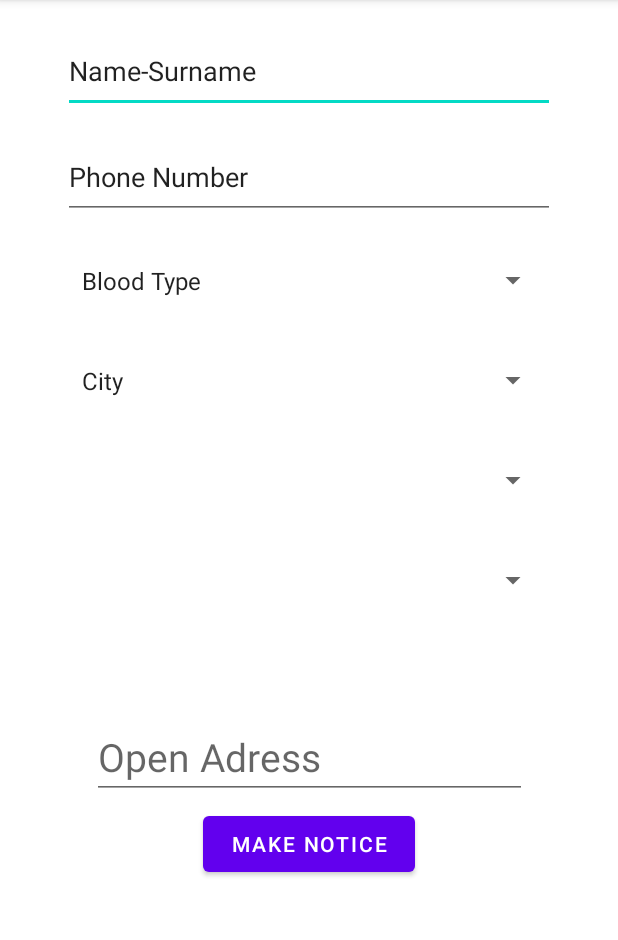
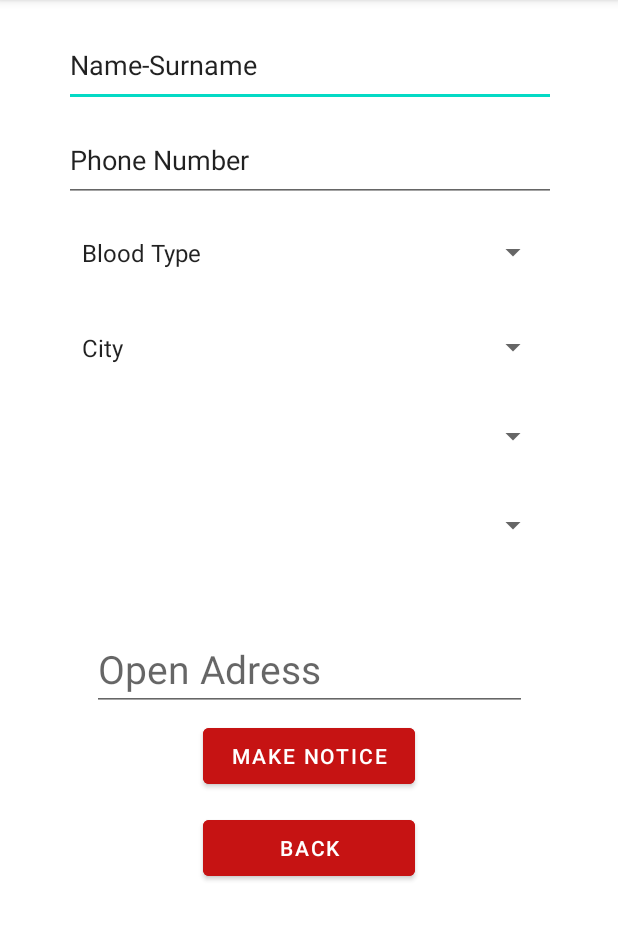
Before and after one commit to SvilRescuador/IamHereProject, an Android app: the IhbarVer1 screen opened directly, with no data from a screen before it, on a phone screen of 412 x 824 dp, the part 84-1024 px from its top. Run offline under Robolectric (Android 15) with nearby library versions, the light colour scheme and no system bars.

Commit message:
Added back buttons and some design implementations

```diff
--- a/app/src/main/java/com/furkanozek/imhereproject/Bilgilerim.java
+++ b/app/src/main/java/com/furkanozek/imhereproject/Bilgilerim.java
@@ -52,6 +52,12 @@ public class Bilgilerim extends AppCompatActivity {
         startActivity(intent);
     }
 
+    public void back(View view){
+        Intent intent = new Intent(Bilgilerim.this, MainActivity.class);
+        startActivity(intent);
+        finish();
+    }
+
     /*private String decodeNCode(int nCode) {
         sharedPreferences = getSharedPreferences(EntranceScreen.MyPREFERENCES, Context.MODE_PRIVATE);
         String addressText = newAddress.findCityByCode(nCode) + " " + newAddress.findDistrictByCode(nCode) + " " + newAddress.findNeighborhoodByCode(nCode) +
--- a/app/src/main/java/com/furkanozek/imhereproject/adresGuncelle.java
+++ b/app/src/main/java/com/furkanozek/imhereproject/adresGuncelle.java
@@ -181,6 +181,12 @@ public class adresGuncelle extends AppCompatActivity  {
         startActivity(intent);
     }
 
+    public void back(View view) {
+        Intent intent = new Intent(adresGuncelle.this, MainActivity.class);
+        startActivity(intent);
+        finish();
+    }
+
 
     public static int getNeighborhoodCode(){
         return neighborhoodCode;
--- a/app/src/main/res/layout/activity_entrance_screen.xml
+++ b/app/src/main/res/layout/activity_entrance_screen.xml
@@ -4,6 +4,7 @@
     xmlns:tools="http://schemas.android.com/tools"
     android:layout_width="match_parent"
     android:layout_height="match_parent"
+    android:backgroundTint="#BC2727"
     tools:context=".EntranceScreen">
 
     <ImageView
--- a/app/src/main/res/layout/activity_help_me1.xml
+++ b/app/src/main/res/layout/activity_help_me1.xml
@@ -39,7 +39,7 @@
         android:layout_width="137dp"
         android:layout_height="60dp"
         android:layout_marginBottom="50dp"
-        android:backgroundTint="#C51313"
+        android:backgroundTint="#C61313"
         android:onClick="BackButton"
         android:text="Back"
         android:textSize="20sp"
--- a/app/src/main/res/layout/activity_ihbar_ver1.xml
+++ b/app/src/main/res/layout/activity_ihbar_ver1.xml
@@ -10,7 +10,7 @@
         android:id="@+id/spinner"
         android:layout_width="319dp"
         android:layout_height="51dp"
-        android:layout_marginTop="15dp"
+        android:layout_marginTop="8dp"
         android:contentDescription="asd"
         app:layout_constraintEnd_toEndOf="parent"
         app:layout_constraintStart_toStartOf="parent"
@@ -20,7 +20,7 @@
         android:id="@+id/spinner5"
         android:layout_width="319dp"
         android:layout_height="51dp"
-        android:layout_marginTop="15dp"
+        android:layout_marginTop="8dp"
         android:contentDescription="asd"
         app:layout_constraintEnd_toEndOf="parent"
         app:layout_constraintStart_toStartOf="parent"
@@ -30,7 +30,7 @@
         android:id="@+id/spinner7"
         android:layout_width="319dp"
         android:layout_height="51dp"
-        android:layout_marginTop="15dp"
+        android:layout_marginTop="8dp"
         android:contentDescription="asd"
         app:layout_constraintEnd_toEndOf="parent"
         app:layout_constraintStart_toStartOf="parent"
@@ -40,7 +40,7 @@
         android:id="@+id/spinner6"
         android:layout_width="319dp"
         android:layout_height="51dp"
-        android:layout_marginTop="15dp"
+        android:layout_marginTop="12dp"
         android:contentDescription="asd"
         app:layout_constraintEnd_toEndOf="parent"
         app:layout_constraintStart_toStartOf="parent"
@@ -50,11 +50,12 @@
         android:id="@+id/editTextTextPersonName10"
         android:layout_width="328dp"
         android:layout_height="55dp"
-        android:layout_marginTop="20dp"
+        android:layout_marginTop="16dp"
         android:ems="10"
         android:inputType="textPersonName"
         android:text="Name-Surname"
         app:layout_constraintEnd_toEndOf="parent"
+        app:layout_constraintHorizontal_bias="0.506"
         app:layout_constraintStart_toStartOf="parent"
         app:layout_constraintTop_toTopOf="parent" />
 
@@ -62,11 +63,12 @@
         android:id="@+id/editTextTextPersonName12"
         android:layout_width="328dp"
         android:layout_height="55dp"
-        android:layout_marginTop="15dp"
+        android:layout_marginTop="8dp"
         android:ems="10"
         android:inputType="textPersonName"
         android:text="Phone Number"
         app:layout_constraintEnd_toEndOf="parent"
+        app:layout_constraintHorizontal_bias="0.506"
         app:layout_constraintStart_toStartOf="parent"
         app:layout_constraintTop_toBottomOf="@+id/editTextTextPersonName10" />
 
@@ -74,7 +76,20 @@
         android:id="@+id/button3"
         android:layout_width="141dp"
         android:layout_height="49dp"
+        android:layout_marginTop="12dp"
+        android:backgroundTint="#C61313"
+        android:onClick="back"
+        android:text="Back"
+        app:layout_constraintEnd_toEndOf="parent"
+        app:layout_constraintStart_toStartOf="parent"
+        app:layout_constraintTop_toBottomOf="@+id/button7" />
+
+    <Button
+        android:id="@+id/button7"
+        android:layout_width="141dp"
+        android:layout_height="49dp"
         android:layout_marginTop="5dp"
+        android:backgroundTint="#C61313"
         android:text="Make Notice"
         app:layout_constraintEnd_toEndOf="parent"
         app:layout_constraintStart_toStartOf="parent"
@@ -83,7 +98,7 @@
     <EditText
         android:id="@+id/editTextTextPersonName14"
         android:layout_width="290dp"
-        android:layout_height="112dp"
+        android:layout_height="90dp"
         android:layout_marginTop="8dp"
         android:ems="10"
         android:gravity="bottom|left"
```
Also changed, not shown: app/src/main/java/com/furkanozek/imhereproject/GuncelIhbar/GuncelIhbar.java (+9 -0 lines), app/src/main/java/com/furkanozek/imhereproject/IhbarVer/IhbarVer1.java (+8 -0 lines), app/src/main/res/layout/activity_adres_guncelle.xml (+19 -5 lines), app/src/main/res/layout/activity_bilgilerim.xml (+16 -1 lines), app/src/main/res/layout/activity_guncel_ihbar.xml (+15 -1 lines).
